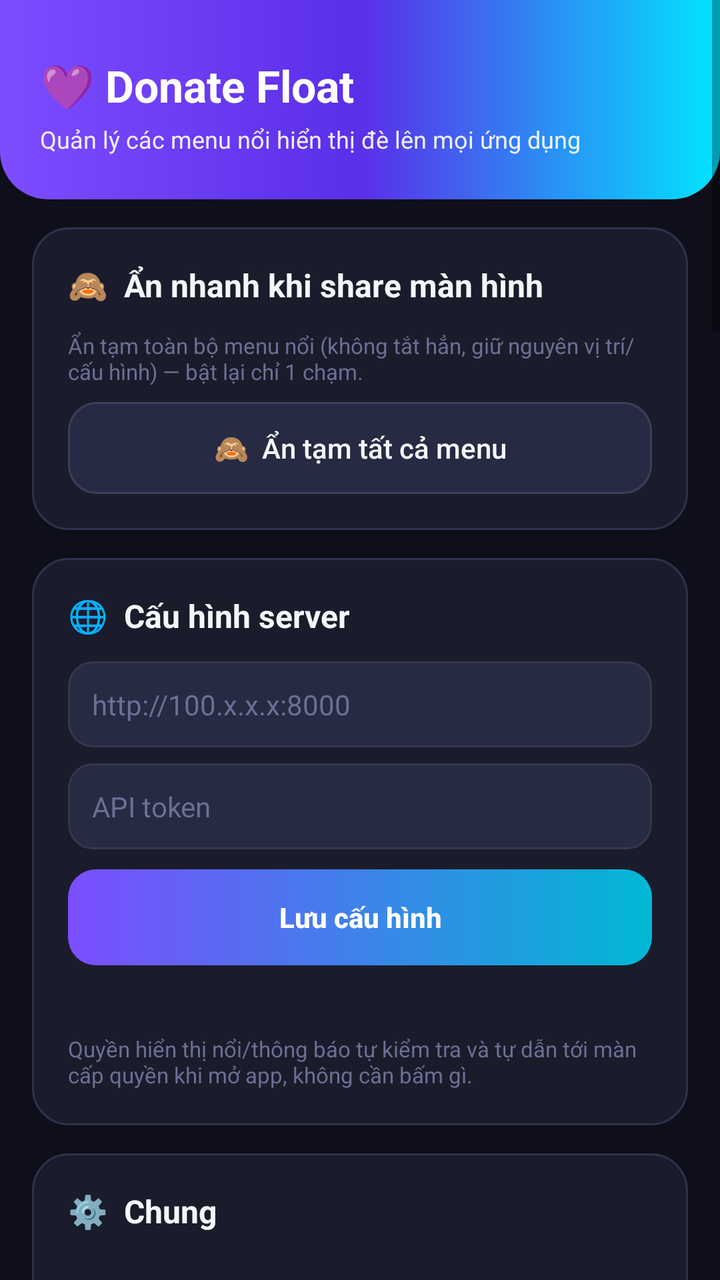
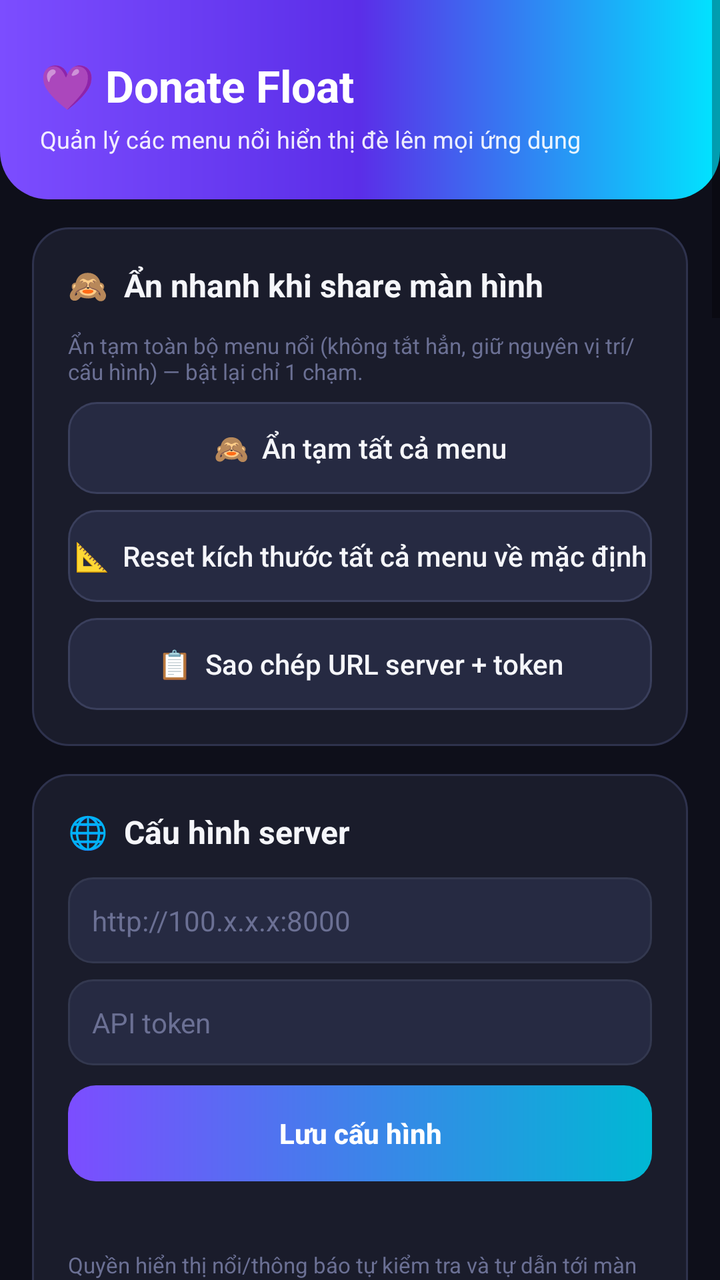

An Android layout rendered at two revisions. The XML below is the earlier revision; the diff shows what the commit changed to produce the second picture.
<!-- AndroidManifest.xml: application theme Theme.DonateFloat -->
<!-- res/layout/activity_main.xml -->
<ScrollView xmlns:android="http://schemas.android.com/apk/res/android"
    android:layout_width="match_parent"
    android:layout_height="match_parent"
    android:background="@color/bg_root"
    android:fillViewport="true">

    <LinearLayout
        android:layout_width="match_parent"
        android:layout_height="wrap_content"
        android:orientation="vertical"
        android:paddingBottom="28dp">

        
        <LinearLayout
            android:layout_width="match_parent"
            android:layout_height="wrap_content"
            android:orientation="vertical"
            android:background="@drawable/bg_header_gradient"
            android:paddingStart="20dp"
            android:paddingEnd="20dp"
            android:paddingTop="28dp"
            android:paddingBottom="22dp">

            <TextView
                android:layout_width="wrap_content"
                android:layout_height="wrap_content"
                android:text="💜 Donate Float"
                android:textColor="#FFFFFF"
                android:textStyle="bold"
                android:textSize="22sp" />

            <TextView
                android:layout_width="wrap_content"
                android:layout_height="wrap_content"
                android:layout_marginTop="4dp"
                android:text="Quản lý các menu nổi hiển thị đè lên mọi ứng dụng"
                android:textColor="#E6FFFFFF"
                android:textSize="12sp" />
        </LinearLayout>

        <LinearLayout
            android:layout_width="match_parent"
            android:layout_height="wrap_content"
            android:orientation="vertical"
            android:paddingStart="16dp"
            android:paddingEnd="16dp">

            
            <LinearLayout style="@style/SectionCard">
                <TextView style="@style/SectionTitle" android:text="🙈  Ẩn nhanh khi share màn hình" />
                <TextView
                    android:layout_width="match_parent"
                    android:layout_height="wrap_content"
                    android:textSize="11sp"
                    android:textColor="@color/text_hint"
                    android:layout_marginBottom="8dp"
                    android:text="Ẩn tạm toàn bộ menu nổi (không tắt hẳn, giữ nguyên vị trí/cấu hình) — bật lại chỉ 1 chạm." />
                <Button
                    android:id="@+id/btnHideAllOverlays"
                    style="@style/BtnFlat"
                    android:layout_marginTop="0dp"
                    android:text="🙈  Ẩn tạm tất cả menu" />
            </LinearLayout>

            
            <LinearLayout style="@style/SectionCard">
                <TextView style="@style/SectionTitle" android:text="🌐  Cấu hình server" />

                <EditText
                    android:id="@+id/editServerUrl"
                    style="@style/FieldInput"
                    android:hint="http://100.x.x.x:8000"
                    android:layout_marginTop="0dp" />

                <EditText
                    android:id="@+id/editApiToken"
                    style="@style/FieldInput"
                    android:hint="API token"
                    android:inputType="textPassword" />

                <Button
                    android:id="@+id/btnSaveConfig"
                    style="@style/BtnPrimary"
                    android:text="Lưu cấu hình" />

                <TextView
                    android:id="@+id/textStatus"
                    android:layout_width="wrap_content"
                    android:layout_height="wrap_content"
                    android:layout_marginTop="10dp"
                    android:textColor="@color/text_secondary"
                    android:textSize="12sp" />

                <TextView
                    android:layout_width="match_parent"
                    android:layout_height="wrap_content"
                    android:layout_marginTop="8dp"
                    android:textSize="11sp"
                    android:textColor="@color/text_hint"
                    android:text="Quyền hiển thị nổi/thông báo tự kiểm tra và tự dẫn tới màn cấp quyền khi mở app, không cần bấm gì." />
            </LinearLayout>

            
            <LinearLayout style="@style/SectionCard">
                <TextView style="@style/SectionTitle" android:text="⚙️  Chung" />

                <CheckBox
                    android:id="@+id/checkAutoStart"
                    android:layout_width="match_parent"
                    android:layout_height="wrap_content"
                    android:textColor="@color/text_primary"
                    android:text="Tự bật cả 2 menu khi mở app" />

                <TextView
                    android:id="@+id/textLockHint"
                    android:layout_width="match_parent"
                    android:layout_height="wrap_content"
                    android:layout_marginTop="8dp"
                    android:textSize="11sp"
                    android:textColor="@color/text_hint" />
            </LinearLayout>

            
            <LinearLayout style="@style/SectionCard">
                <TextView style="@style/SectionTitle" android:text="📊  Menu Báo cáo giao dịch" />

                <Button
                    android:id="@+id/btnToggleReport"
                    style="@style/BtnFlat"
                    android:layout_marginTop="0dp"
                    android:text="Bật / tắt menu Báo cáo" />

                <TextView style="@style/SliderLabel" android:text="Độ mờ NỀN bảng Báo cáo (chữ vẫn rõ)" />
                <SeekBar
                    android:id="@+id/seekReportBgOpacity"
                    android:layout_width="match_parent"
                    android:layout_height="wrap_content"
                    android:progressTint="@color/accent_cyan"
                    android:thumbTint="@color/accent_cyan"
                    android:max="100"
                    android:min="0" />

                <TextView style="@style/SliderLabel" android:text="Độ mờ NỘI DUNG bảng Báo cáo (nền vẫn rõ)" />
                <SeekBar
                    android:id="@+id/seekReportContentOpacity"
                    android:layout_width="match_parent"
                    android:layout_height="wrap_content"
                    android:progressTint="@color/accent_cyan"
                    android:thumbTint="@color/accent_cyan"
                    android:max="100"
                    android:min="0" />

                <Button
                    android:id="@+id/btnColorReport"
                    style="@style/BtnFlat"
                    android:text="🎨  Màu chữ Báo cáo" />
            </LinearLayout>

            
            <LinearLayout style="@style/SectionCard">
                <TextView style="@style/SectionTitle" android:text="🔳  Menu QR chuyển khoản" />

                <Button
                    android:id="@+id/btnToggleQR"
                    style="@style/BtnFlat"
                    android:layout_marginTop="0dp"
                    android:text="Bật / tắt menu QR" />

                <TextView style="@style/SliderLabel" android:text="Độ mờ bảng QR" />
                <SeekBar
                    android:id="@+id/seekQrOpacity"
                    android:layout_width="match_parent"
                    android:layout_height="wrap_content"
                    android:progressTint="@color/accent_magenta"
                    android:thumbTint="@color/accent_magenta"
                    android:max="100"
                    android:min="20" />

                <TextView style="@style/SliderLabel" android:text="Độ mờ popup thông báo giao dịch mới" />
                <SeekBar
                    android:id="@+id/seekAlertOpacity"
                    android:layout_width="match_parent"
                    android:layout_height="wrap_content"
                    android:progressTint="@color/accent_magenta"
                    android:thumbTint="@color/accent_magenta"
                    android:max="100"
                    android:min="20" />

                <Button
                    android:id="@+id/btnDemo"
                    style="@style/BtnWarn"
                    android:text="🧪  Xem thử (bơm dữ liệu demo để canh chỉnh)" />
            </LinearLayout>

            
            <LinearLayout style="@style/SectionCard">
                <TextView style="@style/SectionTitle" android:text="📝  Menu Ghi chú nổi (nhiều cái cùng lúc)" />

                <EditText
                    android:id="@+id/editNoteText"
                    style="@style/FieldInput"
                    android:hint="Nội dung ghi chú mới..."
                    android:minLines="2"
                    android:gravity="top"
                    android:layout_marginTop="0dp" />

                <Button
                    android:id="@+id/btnAddNote"
                    style="@style/BtnPrimary"
                    android:text="+  Thêm ghi chú mới" />

                <LinearLayout
                    android:id="@+id/noteListContainer"
                    android:layout_width="match_parent"
                    android:layout_height="wrap_content"
                    android:orientation="vertical"
                    android:layout_marginTop="10dp" />

                <Button
                    android:id="@+id/btnColorNote"
                    style="@style/BtnFlat"
                    android:text="🎨  Màu chữ Ghi chú" />

                <Button
                    android:id="@+id/btnToggleNote"
                    style="@style/BtnFlat"
                    android:text="Bật / tắt tất cả menu Ghi chú" />

                <TextView style="@style/SliderLabel" android:text="Độ mờ NỀN Ghi chú (chữ vẫn rõ)" />
                <SeekBar
                    android:id="@+id/seekNoteBgOpacity"
                    android:layout_width="match_parent"
                    android:layout_height="wrap_content"
                    android:progressTint="@color/accent_primary"
                    android:thumbTint="@color/accent_primary"
                    android:max="100"
                    android:min="0" />

                <TextView style="@style/SliderLabel" android:text="Độ mờ NỘI DUNG Ghi chú (nền vẫn rõ)" />
                <SeekBar
                    android:id="@+id/seekNoteContentOpacity"
                    android:layout_width="match_parent"
                    android:layout_height="wrap_content"
                    android:progressTint="@color/accent_primary"
                    android:thumbTint="@color/accent_primary"
                    android:max="100"
                    android:min="0" />
            </LinearLayout>

            
            <LinearLayout style="@style/SectionCard">
                <TextView style="@style/SectionTitle" android:text="🎯  Menu Thanh đo mục tiêu" />

                <EditText
                    android:id="@+id/editGoalTitle"
                    style="@style/FieldInput"
                    android:hint="Tiêu đề (vd: Mục tiêu donate hôm nay)"
                    android:layout_marginTop="0dp" />

                <EditText
                    android:id="@+id/editGoalAmount"
                    style="@style/FieldInput"
                    android:hint="Số tiền mục tiêu (vd: 5000000)"
                    android:inputType="number" />

                <EditText
                    android:id="@+id/editGoalNote"
                    style="@style/FieldInput"
                    android:hint="Ghi chú thêm dưới thanh (vd: Cảm ơn mọi người đã ủng hộ!)"
                    android:minLines="2"
                    android:gravity="top" />

                <Button
                    android:id="@+id/btnSaveGoal"
                    style="@style/BtnPrimary"
                    android:text="Lưu mục tiêu" />

                <Button
                    android:id="@+id/btnColorGoal"
                    style="@style/BtnFlat"
                    android:text="🎨  Màu chữ Mục tiêu" />

                <Button
                    android:id="@+id/btnToggleGoal"
                    style="@style/BtnFlat"
                    android:text="Bật / tắt menu Thanh đo mục tiêu" />

                <TextView style="@style/SliderLabel" android:text="Độ mờ menu Mục tiêu" />
                <SeekBar
                    android:id="@+id/seekGoalOpacity"
                    android:layout_width="match_parent"
                    android:layout_height="wrap_content"
                    android:progressTint="@color/accent_cyan"
                    android:thumbTint="@color/accent_cyan"
                    android:max="100"
                    android:min="0" />
            </LinearLayout>

            
            <LinearLayout style="@style/SectionCard">
                <TextView style="@style/SectionTitle" android:text="📈  Thống kê" />

                <LinearLayout
                    android:layout_width="match_parent"
                    android:layout_height="wrap_content"
                    android:orientation="vertical"
                    android:background="@drawable/bg_stat_chip"
                    android:padding="12dp">

                    <TextView android:id="@+id/textStatToday" android:layout_width="match_parent" android:layout_height="wrap_content" android:textSize="13sp" android:textColor="@color/text_primary" android:paddingBottom="4dp" android:text="Hôm nay: —" />
                    <TextView android:id="@+id/textStatYesterday" android:layout_width="match_parent" android:layout_height="wrap_content" android:textSize="13sp" android:textColor="@color/text_secondary" android:paddingBottom="4dp" android:text="Hôm qua: —" />
                    <TextView android:id="@+id/textStatBeforeYesterday" android:layout_width="match_parent" android:layout_height="wrap_content" android:textSize="13sp" android:textColor="@color/text_secondary" android:text="Hôm kia: —" />
                </LinearLayout>

                <Button
                    android:id="@+id/btnRefreshStats"
                    style="@style/BtnFlat"
                    android:text="🔄  Làm mới thống kê" />

                <Button
                    android:id="@+id/btnHistory"
                    style="@style/BtnFlat"
                    android:text="📜  Xem lịch sử giao dịch đầy đủ" />
            </LinearLayout>

        </LinearLayout>
    </LinearLayout>
</ScrollView>
<!-- resources referenced by this layout -->
<resources>
  <color name="accent_cyan">#00E5FF</color>
  <color name="accent_magenta">#D500F9</color>
  <color name="accent_primary">#7C4DFF</color>
  <color name="bg_root">#0E0F1A</color>
  <color name="text_hint">#6B7094</color>
  <color name="text_primary">#F5F6FA</color>
  <color name="text_secondary">#9CA3C4</color>
  <!-- drawable bg_header_gradient (drawable) -->
  <shape xmlns:android="http://schemas.android.com/apk/res/android">
      <gradient android:type="linear" android:angle="0"
          android:startColor="#7C4DFF" android:centerColor="#5B2EE8" android:endColor="#00E5FF" />
      <corners android:bottomLeftRadius="24dp" android:bottomRightRadius="24dp" />
  </shape>
  <!-- drawable bg_stat_chip (drawable) -->
  <shape xmlns:android="http://schemas.android.com/apk/res/android">
      <solid android:color="#20233A" />
      <corners android:radius="12dp" />
      <stroke android:width="1dp" android:color="#2E324D" />
  </shape>
  <style name="SectionCard">
          <item name="android:layout_width">match_parent</item>
          <item name="android:layout_height">wrap_content</item>
          <item name="android:orientation">vertical</item>
          <item name="android:background">@drawable/bg_section_card</item>
          <item name="android:padding">18dp</item>
          <item name="android:layout_marginTop">14dp</item>
      </style>
  <style name="SliderLabel">
          <item name="android:layout_width">wrap_content</item>
          <item name="android:layout_height">wrap_content</item>
          <item name="android:layout_marginTop">12dp</item>
          <item name="android:textSize">12sp</item>
          <item name="android:textColor">@color/text_secondary</item>
      </style>
  <style name="Theme.DonateFloat" parent="Theme.MaterialComponents.DayNight.NoActionBar">
          <item name="colorPrimary">@color/accent_primary</item>
          <item name="colorPrimaryDark">@color/accent_primary_dark</item>
          <item name="colorAccent">@color/accent_cyan</item>
          <item name="android:windowBackground">@color/bg_root</item>
          <item name="android:statusBarColor">@color/bg_root</item>
          <item name="android:textColorPrimary">@color/text_primary</item>
      </style>
  <!-- drawable bg_btn_flat (drawable) -->
  <ripple xmlns:android="http://schemas.android.com/apk/res/android" android:color="#33FFFFFF">
      <item>
          <shape>
              <corners android:radius="14dp" />
              <solid android:color="#262A42" />
              <stroke android:width="1dp" android:color="#3A3F5C" />
          </shape>
      </item>
  </ripple>
  <!-- drawable bg_btn_primary (drawable) -->
  <ripple xmlns:android="http://schemas.android.com/apk/res/android" android:color="#33FFFFFF">
      <item>
          <shape>
              <corners android:radius="14dp" />
              <gradient android:type="linear" android:angle="0"
                  android:startColor="#7C4DFF" android:endColor="#00B8D4" />
          </shape>
      </item>
  </ripple>
  <!-- drawable bg_btn_warn (drawable) -->
  <ripple xmlns:android="http://schemas.android.com/apk/res/android" android:color="#33000000">
      <item>
          <shape>
              <corners android:radius="14dp" />
              <solid android:color="#FF9800" />
          </shape>
      </item>
  </ripple>
  <!-- drawable bg_input_field (drawable) -->
  <shape xmlns:android="http://schemas.android.com/apk/res/android">
      <solid android:color="#262A42" />
      <corners android:radius="12dp" />
      <stroke android:width="1dp" android:color="#33384F" />
  </shape>
  <!-- drawable bg_section_card (drawable) -->
  <shape xmlns:android="http://schemas.android.com/apk/res/android">
      <solid android:color="#1A1C2B" />
      <corners android:radius="18dp" />
      <stroke android:width="1dp" android:color="#2E324D" />
  </shape>
  <color name="accent_primary_dark">#5B2EE8</color>
</resources>

<!-- the commit's change to res/layout/activity_main.xml (unified diff, before → after) -->
@@ -60,6 +60,16 @@
                     style="@style/BtnFlat"
                     android:layout_marginTop="0dp"
                     android:text="🙈  Ẩn tạm tất cả menu" />
+
+                <Button
+                    android:id="@+id/btnResetSizes"
+                    style="@style/BtnFlat"
+                    android:text="📐  Reset kích thước tất cả menu về mặc định" />
+
+                <Button
+                    android:id="@+id/btnCopyServerInfo"
+                    style="@style/BtnFlat"
+                    android:text="📋  Sao chép URL server + token" />
             </LinearLayout>
 
             
